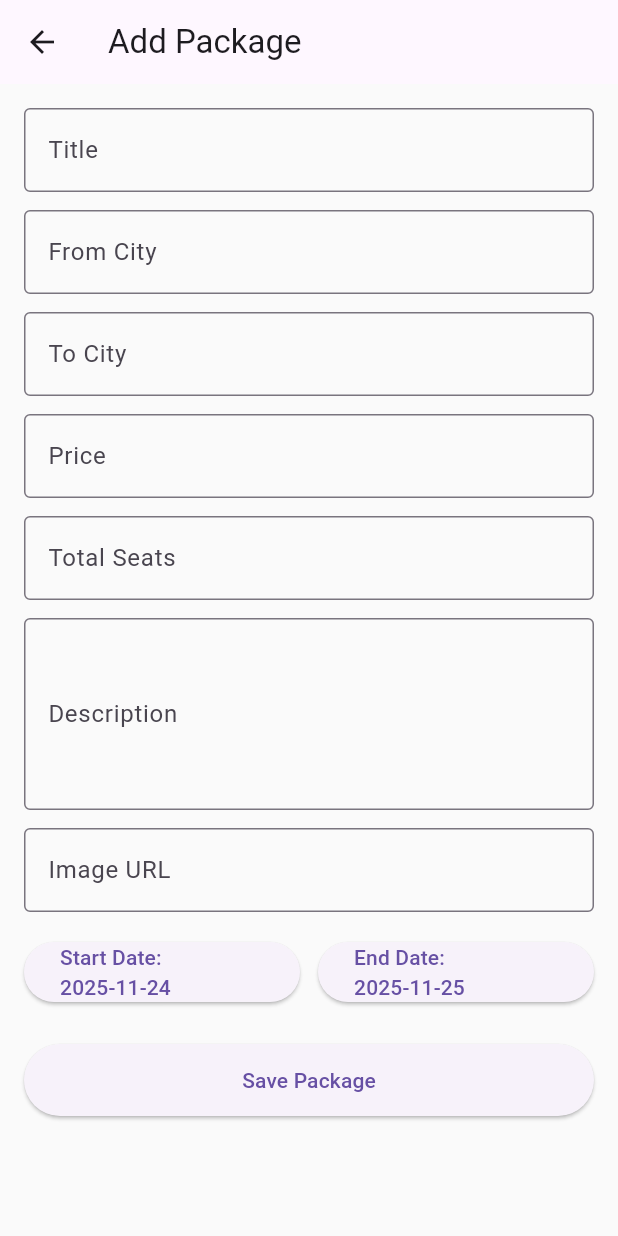
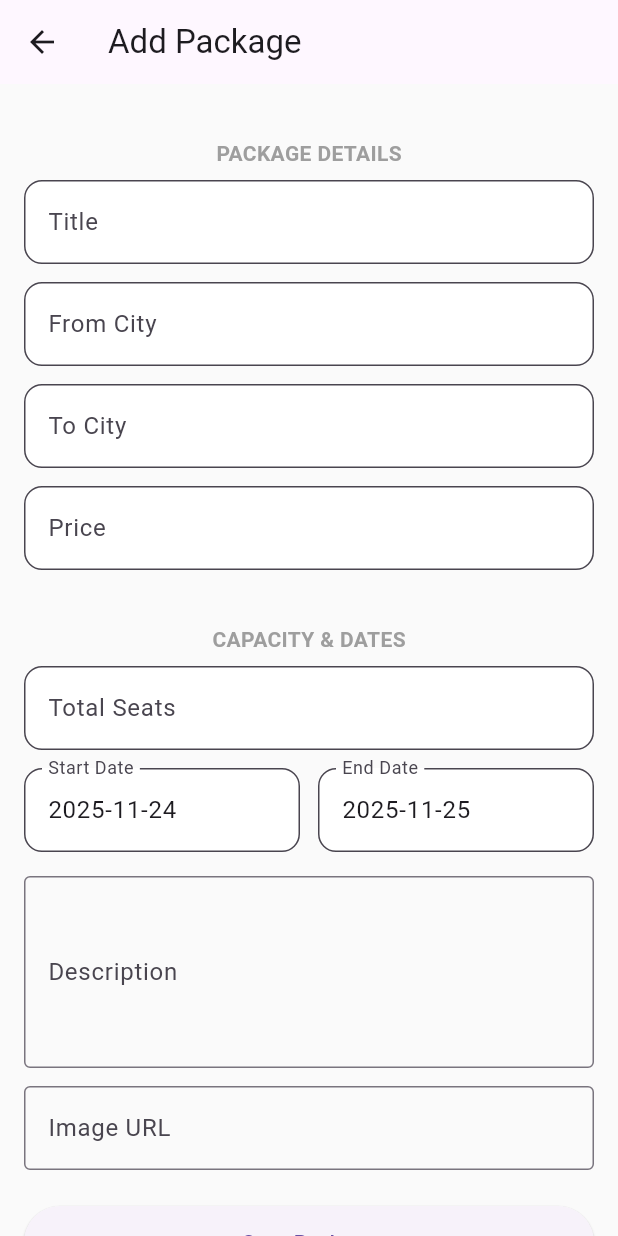
Before and after one commit to bilalfarid-1/flutter_project, a Flutter app: the AddPackageScreen screen opened directly, on a phone screen of 412 x 824 dp. Run offline on Flutter 3.47's test engine with Material 3 defaults, Android fonts, the phone set to English and light mode, and no system bars; our stand-ins replace cloud_firestore, firebase_auth, firebase_core; accounts and stored records are empty.

Commit message:
refactor(ui): apply new layout to package details and date sections

```diff
--- a/swift_trip/lib/screen/add_package_screen.dart
+++ b/swift_trip/lib/screen/add_package_screen.dart
@@ -74,48 +74,86 @@ class _AddPackageScreenState extends State<AddPackageScreen> {
               key: _formKey,
               child: Column(
                 children: [
+                  // PACKAGE DETAILS
+                  _buildSectionHeader('PACKAGE DETAILS'),
                   TextFormField(
                     controller: _titleCtrl,
-                    decoration: const InputDecoration(
-                      labelText: 'Title',
-                      border: OutlineInputBorder(),
-                    ),
+                    decoration: _buildInputDecoration('Title'),
                   ),
                   const SizedBox(height: 12),
                   TextFormField(
                     controller: _fromCityCtrl,
-                    decoration: const InputDecoration(
-                      labelText: 'From City',
-                      border: OutlineInputBorder(),
-                    ),
+                    decoration: _buildInputDecoration('From City'),
                   ),
                   const SizedBox(height: 12),
                   TextFormField(
                     controller: _toCityCtrl,
-                    decoration: const InputDecoration(
-                      labelText: 'To City',
-                      border: OutlineInputBorder(),
-                    ),
+                    decoration: _buildInputDecoration('To City'),
                   ),
                   const SizedBox(height: 12),
                   TextFormField(
                     controller: _priceCtrl,
-                    decoration: const InputDecoration(
-                      labelText: 'Price',
-                      border: OutlineInputBorder(),
-                    ),
+                    decoration: _buildInputDecoration('Price'),
+                    keyboardType: TextInputType.number,
+                  ),
+
+                  const SizedBox(height: 16),
+
+                  // CAPACITY & DATES
+                  _buildSectionHeader('CAPACITY & DATES'),
+                  TextFormField(
+                    controller: _totalSeatsCtrl,
+                    decoration: _buildInputDecoration('Total Seats'),
                     keyboardType: TextInputType.number,
                   ),
                   const SizedBox(height: 12),
-                  TextFormField(
-                    controller: _totalSeatsCtrl,
-                    decoration: const InputDecoration(
-                      labelText: 'Total Seats',
-                      border: OutlineInputBorder(),
-                    ),
-                    keyboardType: TextInputType.number,
+                  Row(
+                    children: [
+                      Expanded(
+                        child: TextFormField(
+                          controller: TextEditingController(
+                            text: startDate.toLocal().toString().split(' ')[0],
+                          ),
+                          readOnly: true,
+                          decoration: _buildInputDecoration('Start Date'),
+                          onTap: () async {
+                            final picked = await showDatePicker(
+                              context: context,
+                              initialDate: startDate,
+                              firstDate: DateTime(2000),
+                              lastDate: DateTime(2100),
+                            );
+                            if (picked != null)
+                              setState(() => startDate = picked);
+                          },
+                        ),
+                      ),
+                      const SizedBox(width: 12),
+                      Expanded(
+                        child: TextFormField(
+                          controller: TextEditingController(
+                            text: endDate.toLocal().toString().split(' ')[0],
+                          ),
+                          readOnly: true,
+                          decoration: _buildInputDecoration('End Date'),
+                          onTap: () async {
+                            final picked = await showDatePicker(
+                              context: context,
+                              initialDate: endDate,
+                              firstDate: DateTime(2000),
+                              lastDate: DateTime(2100),
+                            );
+                            if (picked != null)
+                              setState(() => endDate = picked);
+                          },
+                        ),
+                      ),
+                    ],
                   ),
-                  const SizedBox(height: 12),
+
+                  const SizedBox(height: 16),
+
+                  // remaining fields
                   TextFormField(
                     controller: _descriptionCtrl,
                     decoration: const InputDecoration(
@@ -132,46 +170,6 @@ class _AddPackageScreenState extends State<AddPackageScreen> {
                       border: OutlineInputBorder(),
                     ),
                     keyboardType: TextInputType.url,
-                  ),
-                  const SizedBox(height: 16),
-                  Row(
-                    children: [
-                      Expanded(
-                        child: ElevatedButton(
-                          onPressed: () async {
-                            final picked = await showDatePicker(
-                              context: context,
-                              initialDate: startDate,
-                              firstDate: DateTime(2000),
-                              lastDate: DateTime(2100),
-                            );
-                            if (picked != null)
-                              setState(() => startDate = picked);
-                          },
-                          child: Text(
-                            'Start Date: ${startDate.toLocal().toString().split(' ')[0]}',
-                          ),
-                        ),
-                      ),
-                      const SizedBox(width: 12),
-                      Expanded(
-                        child: ElevatedButton(
-                          onPressed: () async {
-                            final picked = await showDatePicker(
-                              context: context,
-                              initialDate: endDate,
-                              firstDate: DateTime(2000),
-                              lastDate: DateTime(2100),
-                            );
-                            if (picked != null)
-                              setState(() => endDate = picked);
-                          },
-                          child: Text(
-                            'End Date: ${endDate.toLocal().toString().split(' ')[0]}',
-                          ),
-                        ),
-                      ),
-                    ],
                   ),
                   const SizedBox(height: 24),
                   SizedBox(
```
